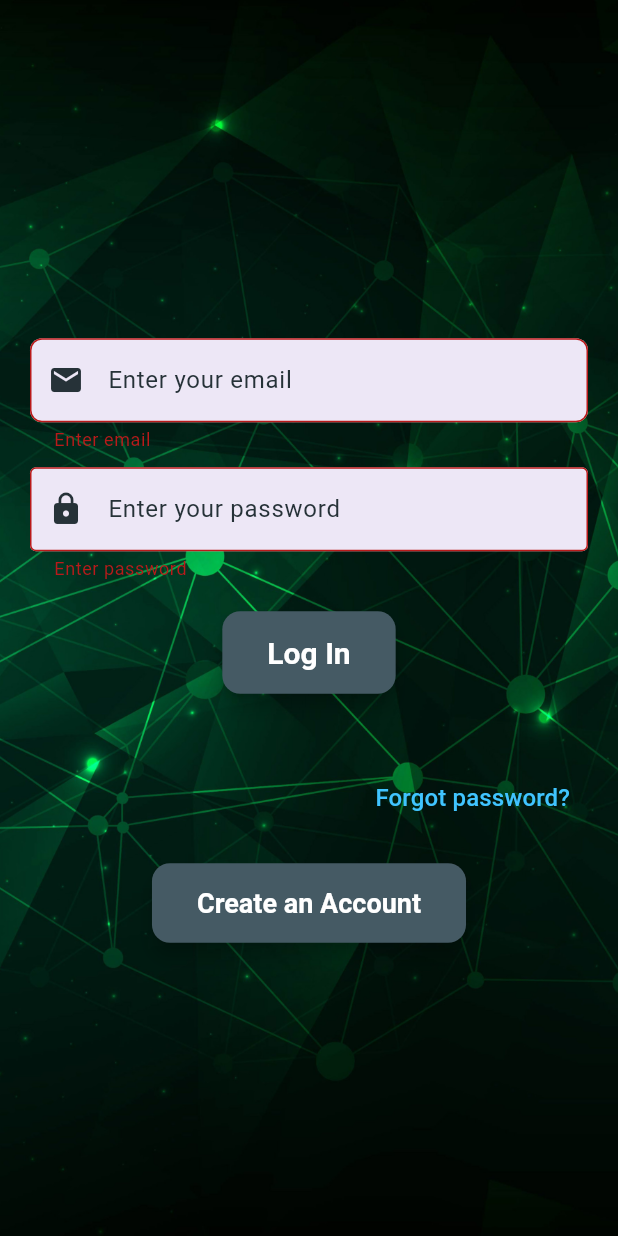
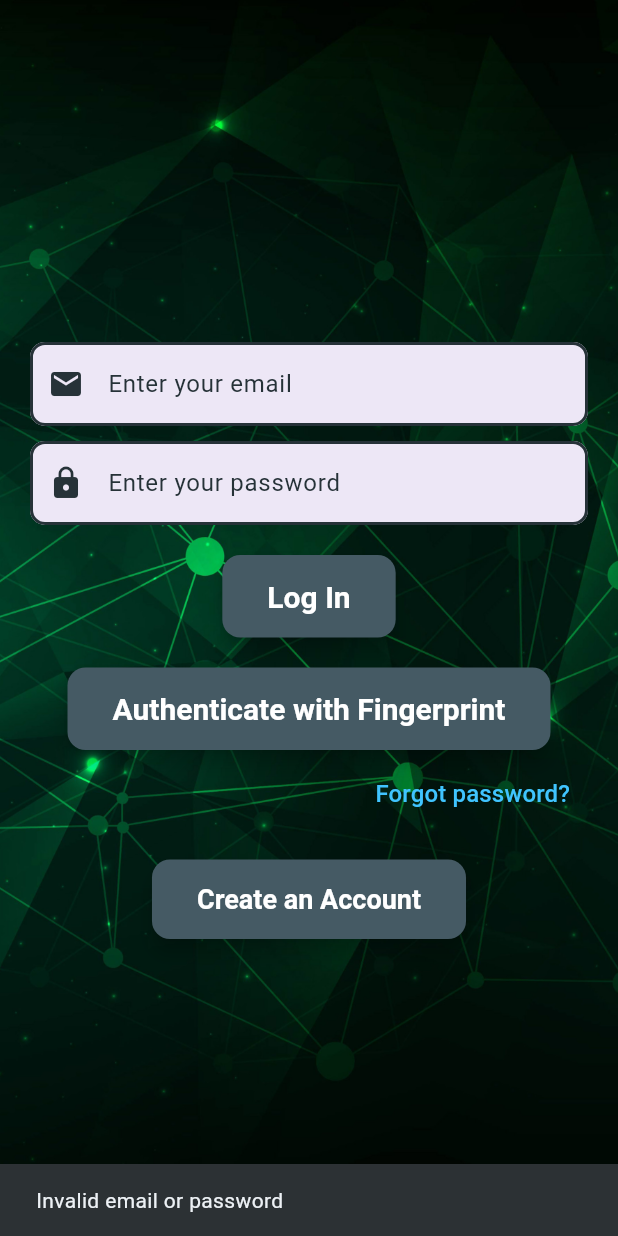
Before and after one commit to MasumBillah00/Fitness-Tracker, a Flutter app: the screen it shows after launch, after a tap on "Log In", on a phone screen of 412 x 824 dp. Run offline on Flutter 3.47's test engine with Material 3 defaults, Android fonts, the phone set to English and light mode, and no system bars; our stand-ins replace bloc, equatable, fl_chart, flutter_bloc, local_auth, sqflite; accounts and stored records are empty.

Commit message:
Finger print is working, Auto log out also working with some bug

```diff
--- a/lib/bloc/login/login_event.dart
+++ b/lib/bloc/login/login_event.dart
@@ -1,10 +1,13 @@
+
+// login_event.dart
 import 'package:equatable/equatable.dart';
+import 'package:flutter/cupertino.dart';
 
 abstract class LoginEvent extends Equatable {
   const LoginEvent();
 
   @override
-  List<Object> get props => [];
+  List<Object?> get props => [];
 }
 
 class EmailChanged extends LoginEvent {
@@ -13,7 +16,7 @@ class EmailChanged extends LoginEvent {
   const EmailChanged(this.email);
 
   @override
-  List<Object> get props => [email];
+  List<Object?> get props => [email];
 }
 
 class PasswordChanged extends LoginEvent {
@@ -22,12 +25,67 @@ class PasswordChanged extends LoginEvent {
   const PasswordChanged(this.password);
 
   @override
-  List<Object> get props => [password];
+  List<Object?> get props => [password];
 }
 
-class LoginSubmitted extends LoginEvent {}
+class LoginSubmitted extends LoginEvent {
+  final BuildContext context; // No longer needed if navigation is in BlocListener
+
+  const LoginSubmitted(this.context);
+
+  @override
+  List<Object?> get props => [context];
+}
 
 class Logout extends LoginEvent {
-  @override
-  List<Object> get props => [];
+  const Logout();  // No arguments needed
 }
+
+class ResetTimerEvent extends LoginEvent {}
+
+
+// import 'package:equatable/equatable.dart';
+// import 'package:flutter/material.dart';
+//
+// abstract class LoginEvent extends Equatable {
+//   const LoginEvent();
+//
+//   @override
+//   List<Object> get props => [];
+// }
+//
+// class EmailChanged extends LoginEvent {
+//   final String email;
+//
+//   const EmailChanged(this.email);
+//
+//   @override
+//   List<Object> get props => [email];
+// }
+//
+// class PasswordChanged extends LoginEvent {
+//   final String password;
+//
+//   const PasswordChanged(this.password);
+//
+//   @override
+//   List<Object> get props => [password];
+// }
+//
+// class LoginSubmitted extends LoginEvent {
+//   final BuildContext context;
+//
+//   const LoginSubmitted(this.context);
+//
+//   @override
+//   List<Object> get props => [context];
+// }
+//
+// class Logout extends LoginEvent {
+//   final BuildContext context;
+//
+//   const Logout(this.context);
+//
+//   @override
+//   List<Object> get props => [context];
+// }
--- a/lib/bloc/login/login_state.dart
+++ b/lib/bloc/login/login_state.dart
@@ -2,7 +2,7 @@ import 'package:equatable/equatable.dart';
 
 enum LoginStatus { initial, loading, success, error, loggedOut }
 
-class LoginState extends Equatable {
+class LoginState {
   final String email;
   final String password;
   final LoginStatus status;
@@ -30,5 +30,53 @@ class LoginState extends Equatable {
   }
 
   @override
-  List<Object> get props => [email, password, status, message];
+  bool operator ==(Object other) =>
+      identical(this, other) ||
+          other is LoginState &&
+              runtimeType == other.runtimeType &&
+              email == other.email &&
+              password == other.password &&
+              status == other.status &&
+              message == other.message;
+
+  @override
+  int get hashCode =>
+      email.hashCode ^
+      password.hashCode ^
+      status.hashCode ^
+      message.hashCode;
 }
+
+
+// enum LoginStatus { initial, loading, success, error, loggedOut }
+//
+// class LoginState extends Equatable {
+//   final String email;
+//   final String password;
+//   final LoginStatus status;
+//   final String message;
+//
+//   const LoginState({
+//     this.email = '',
+//     this.password = '',
+//     this.status = LoginStatus.initial,
+//     this.message = '',
+//   });
+//
+//   LoginState copyWith({
+//     String? email,
+//     String? password,
+//     LoginStatus? status,
+//     String? message,
+//   }) {
+//     return LoginState(
+//       email: email ?? this.email,
+//       password: password ?? this.password,
+//       status: status ?? this.status,
+//       message: message ?? this.message,
+//     );
+//   }
+//
+//   @override
+//   List<Object> get props => [email, password, status, message];
+// }
--- a/lib/main.dart
+++ b/lib/main.dart
@@ -1,30 +1,27 @@
+
 import 'package:fitness_tracker_app/reposotiry/workoutrepository.dart';
-import 'package:fitness_tracker_app/view/screen/home_screen.dart';
-import 'package:fitness_tracker_app/view/login/login_screen.dart';
-import 'package:fitness_tracker_app/widget/theme/apptheme.dart';
 import 'package:flutter/material.dart';
 import 'package:flutter_bloc/flutter_bloc.dart';
 import 'bloc/forgotpassword/forgetpassword_bloc.dart';
 import 'bloc/login/login_bloc.dart';
-import 'bloc/login/login_state.dart';
 import 'bloc/registration/registration_bloc.dart';
 import 'bloc/workout_bloc.dart';
 import 'bloc/workout_event.dart';
 import 'database/login_database.dart';
+import 'myapproot.dart';
 
 void main() async {
   WidgetsFlutterBinding.ensureInitialized();
 
   final dbHelper = LoginDatabaseHelper.instance;
-  final existingUser = await dbHelper.getUser('m.billahkst@gmail.com', '12345');
+  final existingUser = await dbHelper.getUser('m@gmail.com', '12345');
 
   if (existingUser == null) {
-    await dbHelper.insertUser('m.billahkst@gmail.com', '12345');
+    await dbHelper.insertUser('m@gmail.com', '12345');
   }
 
   runApp(const MyApp());
 }
-
 class MyApp extends StatelessWidget {
   const MyApp({super.key});
 
@@ -34,47 +31,102 @@ class MyApp extends StatelessWidget {
       create: (context) => WorkoutRepository(),
       child: MultiBlocProvider(
         providers: [
+          BlocProvider(
+            create: (context) => LoginBloc(LoginDatabaseHelper.instance),
+          ),
           BlocProvider<RegistrationBloc>(
             create: (context) => RegistrationBloc(
               databaseHelper: LoginDatabaseHelper.instance,
             ),
           ),
           BlocProvider(
-            create: (context) => WorkoutBloc(context.read<WorkoutRepository>())
-              ..add(LoadWorkouts()),
-          ),
-          BlocProvider(
-            create: (context) => LoginBloc(LoginDatabaseHelper.instance),
+            create: (context) => WorkoutBloc(context.read<WorkoutRepository>())..add(LoadWorkouts()),
           ),
           BlocProvider(
             create: (context) => ForgotPasswordBloc(LoginDatabaseHelper.instance),
           ),
         ],
-        child: MaterialApp(
-          debugShowCheckedModeBanner: false,
-          title: 'Fitness Tracker App',
-          theme: AppTheme.lightTheme,
-          home: BlocListener<LoginBloc, LoginState>(
-            listener: (context, state) {
-              if (state.status == LoginStatus.loggedOut) {
-                Navigator.pushReplacement(
-                  context,
-                  MaterialPageRoute(builder: (context) => const LoginScreen()),
-                );
-              }
-            },
-            child: BlocBuilder<LoginBloc, LoginState>(
-              builder: (context, state) {
-                if (state.status == LoginStatus.success) {
-                  return const HomeScreen();
-                } else {
-                  return const LoginScreen();
-                }
-              },
-            ),
-          ),
-        ),
+        child: MyAppRoot(),
       ),
     );
   }
 }
+
+
+// // void main() async {
+// //   WidgetsFlutterBinding.ensureInitialized();
+// //
+// //   final dbHelper = LoginDatabaseHelper.instance;
+// //   final existingUser = await dbHelper.getUser('m.billahkst@gmail.com', '12345');
+// //
+// //   if (existingUser == null) {
+// //     await dbHelper.insertUser('m.billahkst@gmail.com', '12345');
+// //   }
+// //
+// //   runApp(const MyApp());
+// // }
+// //
+// // class MyApp extends StatelessWidget {
+// //   const MyApp({super.key});
+// //
+// //   @override
+// //   Widget build(BuildContext context) {
+// //     return RepositoryProvider(
+// //       create: (context) => WorkoutRepository(),
+// //       child: MultiBlocProvider(
+// //         providers: [
+// //           BlocProvider<RegistrationBloc>(
+// //             create: (context) => RegistrationBloc(
+// //               databaseHelper: LoginDatabaseHelper.instance,
+// //             ),
+// //           ),
+// //           BlocProvider(
+// //             create: (context) => WorkoutBloc(context.read<WorkoutRepository>())
+// //               ..add(LoadWorkouts()),
+// //           ),
+// //           BlocProvider(
+// //             create: (context) => LoginBloc(LoginDatabaseHelper.instance),
+// //           ),
+// //           BlocProvider(
+// //             create: (context) => ForgotPasswordBloc(LoginDatabaseHelper.instance),
+// //           ),
+// //         ],
+// //         child: MaterialApp(
+// //           debugShowCheckedModeBanner: false,
+// //           title: 'Fitness Tracker App',
+// //           theme: AppTheme.lightTheme,
+// //           home: BlocListener<LoginBloc, LoginState>(
+// //             listener: (context, state) {
+// //               // if (state.status == LoginStatus.loggedOut) {
+// //               //   print('navigate login screen');
+// //               //   Navigator.of(context).pushAndRemoveUntil(
+// //               //     MaterialPageRoute(builder: (context) => const LoginScreen()),
+// //               //         (route) => false,
+// //               //   );
+// //               // } else
+// //                 if (state.status == LoginStatus.success) {
+// //                 Navigator.pushReplacement(
+// //                   context,
+// //                   MaterialPageRoute(builder: (context) => const HomeScreen()),
+// //                 );
+// //               } else if (state.status == LoginStatus.error) {
+// //                 ScaffoldMessenger.of(context).showSnackBar(
+// //                   SnackBar(content: Text(state.message)),
+// //                 );
+// //               }
+// //             },
+// //             child: BlocBuilder<LoginBloc, LoginState>(
+// //               builder: (context, state) {
+// //                 if (state.status == LoginStatus.success) {
+// //                   return const HomeScreen();
+// //                 } else {
+// //                   return const LoginScreen();
+// //                 }
+// //               },
+// //             ),
+// //           ),
+// //         ),
+// //       ),
+// //     );
+// //   }
+// // }
--- /dev/null
+++ b/lib/myapproot.dart
@@ -0,0 +1,139 @@
+import 'dart:async';
+import 'package:flutter/material.dart';
+import 'package:flutter_bloc/flutter_bloc.dart';
+import 'bloc/login/login_bloc.dart';
+import 'bloc/login/login_event.dart';
+import 'bloc/login/login_state.dart';
+import 'package:fitness_tracker_app/view/login/login_screen.dart';
+import 'package:fitness_tracker_app/view/screen/home_screen.dart';
+import 'package:fitness_tracker_app/widget/theme/apptheme.dart';
+
+class MyAppRoot extends StatefulWidget {
+  @override
+  MyAppRootState createState() => MyAppRootState();
+}
+
+class MyAppRootState extends State<MyAppRoot> {
+  Timer? _rootTimer;
+  final GlobalKey<NavigatorState> _navigatorKey = GlobalKey<NavigatorState>();
+
+  @override
+  void initState() {
+    super.initState();
+  }
+
+  void initializeTimer() {
+    _rootTimer?.cancel(); // Cancel any existing timer
+    const time = Duration(seconds: 20); // Set your desired inactivity time
+    _rootTimer = Timer(time, () {
+      logOutUser();
+    });
+  }
+
+  void logOutUser() {
+    _rootTimer?.cancel();
+    context.read<LoginBloc>().add(Logout());
+
+    // Use navigator key to navigate to the login screen
+    _navigatorKey.currentState?.pushAndRemoveUntil(
+      MaterialPageRoute(builder: (context) => const LoginScreen()),
+          (route) => false, // Remove all previous routes
+    );
+  }
+
+  @override
+  Widget build(BuildContext context) {
+    return MaterialApp(
+      debugShowCheckedModeBanner: false,
+      title: 'Fitness Tracker App',
+      theme: AppTheme.lightTheme,
+      navigatorKey: _navigatorKey,
+      home: BlocListener<LoginBloc, LoginState>(
+        listener: (context, state) {
+          if (state.status == LoginStatus.success) {
+            initializeTimer(); // Start or reset the timer after each login
+            _navigatorKey.currentState?.pushReplacement(
+              MaterialPageRoute(builder: (context) => const HomeScreen()),
+            );
+          } else if (state.status == LoginStatus.loggedOut) {
+            logOutUser();
+          } else if (state.status == LoginStatus.error) {
+            ScaffoldMessenger.of(context).showSnackBar(
+              SnackBar(content: Text(state.message)),
+            );
+          }
+        },
+        child: BlocBuilder<LoginBloc, LoginState>(
+          builder: (context, state) {
+            if (state.status == LoginStatus.success) {
+              return const HomeScreen();
+            } else {
+              return const LoginScreen();
+            }
+          },
+        ),
+      ),
+    );
+  }
+
+
+//   void initializeTimer() {
+//     _rootTimer?.cancel();
+//     const time = Duration(seconds: 20); // Adjust the time as needed
+//     _rootTimer = Timer(time, () {
+//       logOutUser();
+//     });
+//   }
+//
+//   void logOutUser() {
+//     _rootTimer?.cancel();
+//     context.read<LoginBloc>().add(Logout());
+//
+//     // Use navigator key to navigate to the login screen
+//     _navigatorKey.currentState?.pushAndRemoveUntil(
+//       MaterialPageRoute(builder: (context) => const LoginScreen()),
+//           (route) => false, // Remove all previous routes
+//     );
+//   }
+//
+//   @override
+//   Widget build(BuildContext context) {
+//     return MaterialApp(
+//       debugShowCheckedModeBanner: false,
+//       title: 'Fitness Tracker App',
+//       theme: AppTheme.lightTheme,
+//       navigatorKey: _navigatorKey,
+//       home: BlocListener<LoginBloc, LoginState>(
+//         listener: (context, state) {
+//           if (state.status == LoginStatus.success) {
+//             initializeTimer(); // Start the timer after successful login
+//             _navigatorKey.currentState?.pushReplacement(
+//               MaterialPageRoute(builder: (context) => const HomeScreen()),
+//             );
+//           } else if (state.status == LoginStatus.loggedOut) {
+//             logOutUser(); // Ensure this logic is consistent
+//           } else if (state.status == LoginStatus.error) {
+//             ScaffoldMessenger.of(context).showSnackBar(
+//               SnackBar(content: Text(state.message)),
+//             );
+//           }
+//         },
+//         child: BlocBuilder<LoginBloc, LoginState>(
+//           builder: (context, state) {
+//             if (state.status == LoginStatus.success) {
+//               return const HomeScreen();
+//             } else {
+//               return const LoginScreen();
+//             }
+//           },
+//         ),
+//       ),
+//     );
+//   }
+//
+  @override
+  void dispose() {
+    _rootTimer?.cancel();
+    super.dispose();
+  }
+}
--- a/lib/view/login/login_screen.dart
+++ b/lib/view/login/login_screen.dart
@@ -1,11 +1,12 @@
+import 'package:fitness_tracker_app/view/login/registration/registration.dart';
 import 'package:flutter/material.dart';
+import 'package:flutter/services.dart';
 import 'package:flutter_bloc/flutter_bloc.dart';
 import 'package:local_auth/local_auth.dart';
-import 'package:fitness_tracker_app/view/screen/home_screen.dart';
-import 'package:fitness_tracker_app/view/login/registration/registration.dart';
 import '../../../bloc/login/login_bloc.dart';
 import '../../../bloc/login/login_event.dart';
 import '../../../bloc/login/login_state.dart';
+import '../screen/home_screen.dart';
 import 'finger_print_login.dart';
 import 'forgetpassword/forget_password_screen.dart';
 
@@ -24,7 +25,9 @@ class _LoginScreenState extends State<LoginScreen> {
   final _formKey = GlobalKey<FormState>();
   late LoginBloc _loginBloc;
   final LocalAuthentication auth = LocalAuthentication();
-  bool _isFingerprintSupported = false;
+
+  late final LocalAuthentication myauthentication;
+  bool authState = false;
 
   @override
   void initState() {
@@ -32,7 +35,13 @@ class _LoginScreenState extends State<LoginScreen> {
     _loginBloc = context.read<LoginBloc>();
     emailController.addListener(_handleUserInteraction);
     passwordController.addListener(_handleUserInteraction);
-    _checkFingerprintSupport();
+
+    myauthentication = LocalAuthentication();
+    myauthentication.isDeviceSupported().then(
+          (bool myAuth) => setState(() {
+            authState = myAuth;
+          }),
+        );
   }
 
   @override
@@ -50,53 +59,10 @@ class _LoginScreenState extends State<LoginScreen> {
     // Handle any user interaction, if needed
   }
 
-  Future<void> _checkFingerprintSupport() async {
-    final isSupported = await auth.canCheckBiometrics;
-    setState(() {
-      _isFingerprintSupported = isSupported;
-    });
-  }
-
-  Future<void> _authenticateWithFingerprint() async {
-    try {
-      final isAuthenticated = await auth.authenticate(
-        localizedReason: 'Scan your fingerprint to authenticate',
-        options: const AuthenticationOptions(
-          useErrorDialogs: true,
-          stickyAuth: true,
-        ),
-      );
-
-      if (isAuthenticated) {
-        _loginBloc.add(LoginSubmitted()); // Assuming fingerprint authentication is successful
-      }
-    } catch (e) {
-      print('Fingerprint authentication failed: $e');
-      ScaffoldMessenger.of(context).showSnackBar(
-        SnackBar(content: Text('Fingerprint authentication failed')),
-      );
-    }
-  }
-
   @override
   Widget build(BuildContext context) {
     return Scaffold(
-      body: BlocListener<LoginBloc, LoginState>(
-        listener: (context, state) {
-          if (state.status == LoginStatus.success) {
-            Navigator.pushReplacement(
-              context,
-              MaterialPageRoute(builder: (context) => const HomeScreen()),
-            );
-          } else if (state.status == LoginStatus.error) {
-            ScaffoldMessenger.of(context).showSnackBar(
-              SnackBar(content: Text(state.message)),
-            );
-          }
-        },
-        child: BlocBuilder<LoginBloc, LoginState>(
-          builder: (context, state) {
-            return Container(
+      body: Container(
         decoration: const BoxDecoration(
           image: DecorationImage(
             image: AssetImage('assets/images/background1.jpg'),
@@ -107,7 +73,9 @@ class _LoginScreenState extends State<LoginScreen> {
           padding: const EdgeInsets.all(20),
           child: Form(
             key: _formKey,
-                  child: Column(
+            child: BlocBuilder<LoginBloc, LoginState>(
+              builder: (context, state) {
+                return Column(
                   crossAxisAlignment: CrossAxisAlignment.center,
                   mainAxisAlignment: MainAxisAlignment.center,
                   children: [
@@ -174,11 +142,15 @@ class _LoginScreenState extends State<LoginScreen> {
                       style: TextStyle(color: Colors.blueGrey.shade900),
                     ),
                     const SizedBox(height: 20),
+                    // ElevatedButton(
+                    //   onPressed: () {
+                    //     if (_formKey.currentState!.validate()) {
+                    //       _loginBloc.add(const LoginSubmitted());
+                    //     }
+                    //   },
                     ElevatedButton(
                       onPressed: () {
-                          if (_formKey.currentState!.validate()) {
-                            _loginBloc.add(LoginSubmitted());
-                          }
+                        context.read<LoginBloc>().add(LoginSubmitted(context));
                       },
                       child: state.status == LoginStatus.loading
                           ? const CircularProgressIndicator(
@@ -193,25 +165,9 @@ class _LoginScreenState extends State<LoginScreen> {
                             ),
                     ),
                     const SizedBox(height: 20),
-                      if (_isFingerprintSupported)
-                        ElevatedButton.icon(
-                          onPressed: () {
-                            Navigator.push(
-                              context,
-                              MaterialPageRoute(
-                                builder: (context) => const FingerprintSetupScreen(),
-                              ),
-                            );
-                          },
-                          icon: const Icon(Icons.fingerprint),
-                          label: const Text('Set up Fingerprint'),
-                        ),
-                      const SizedBox(height: 20),
-                      if (_isFingerprintSupported)
-                        ElevatedButton.icon(
-                          onPressed: _authenticateWithFingerprint,
-                          icon: const Icon(Icons.fingerprint),
-                          label: const Text('Log in with Fingerprint'),
+                    ElevatedButton(
+                      onPressed: authentication,
+                      child: const Text('Authenticate with Fingerprint'),
                     ),
                     const SizedBox(height: 5),
                     Align(
@@ -250,13 +206,69 @@ class _LoginScreenState extends State<LoginScreen> {
                       ),
                     ),
                   ],
+                );
+              },
+            ),
           ),
         ),
       ),
     );
-          },
+  }
+
+  // Future<void> authentication() async {
+  //   try {
+  //     bool isAuthenticate = await myauthentication.authenticate(
+  //       localizedReason: "local authentication",
+  //       options: const AuthenticationOptions(
+  //         stickyAuth: true,
+  //         biometricOnly: true,
+  //       ),
+  //     );
+  //
+  //     if (isAuthenticate) {
+  //       Navigator.pushReplacement(
+  //         context,
+  //         MaterialPageRoute(builder: (context) => const HomeScreen()), // Navigate to HomeScreen on success
+  //       );
+  //     } else {
+  //       ScaffoldMessenger.of(context).showSnackBar(
+  //         const SnackBar(content: Text('Authentication failed')),
+  //       );
+  //     }
+  //   } on PlatformException catch (e) {
+  //     print(e);
+  //     ScaffoldMessenger.of(context).showSnackBar(
+  //       const SnackBar(content: Text('Authentication error occurred')),
+  //     );
+  //   }
+  // }
+
+  Future<void> authentication() async {
+    try {
+      bool isAuthenticate = await myauthentication.authenticate(
+        localizedReason: "local authentication",
+        options: const AuthenticationOptions(
+          stickyAuth: true,
+          biometricOnly: true,
         ),
-      ),
+      );
+
+      if (isAuthenticate) {
+        context.read<LoginBloc>().add(ResetTimerEvent()); // Reset timer after fingerprint login
+        Navigator.pushReplacement(
+          context,
+          MaterialPageRoute(builder: (context) => const HomeScreen()), // Navigate to HomeScreen on success
+        );
+      } else {
+        ScaffoldMessenger.of(context).showSnackBar(
+          const SnackBar(content: Text('Authentication failed')),
+        );
+      }
+    } on PlatformException catch (e) {
+      print(e);
+      ScaffoldMessenger.of(context).showSnackBar(
+        const SnackBar(content: Text('Authentication error occurred')),
       );
     }
   }
+}
--- a/lib/widget/drawer_widget.dart
+++ b/lib/widget/drawer_widget.dart
@@ -237,8 +237,12 @@ class Fitness_Drawer extends StatelessWidget {
 
                         ),
                       ),
+                      // onTap: () {
+                      //   context.read<LoginBloc>().add(Logout()); // Pass the context here
+                      //   // No need for additional navigation here as it's handled in the BLoC
+                      // },
                       onTap: () {
-                        context.read<LoginBloc>().add(Logout());
+                        context.read<LoginBloc>().add(const Logout());
                         Navigator.pushReplacement(
                           context,
                           MaterialPageRoute(builder: (context) => const LoginScreen()),
--- a/pubspec.yaml
+++ b/pubspec.yaml
@@ -22,6 +22,7 @@ dependencies:
   intl: ^0.19.0
   local_auth: ^2.3.0
 
+
   #charts_flutter: ^0.12.0
 
 dev_dependencies:
```
Also changed, not shown: lib/bloc/login/login_bloc.dart (+80 -17 lines), lib/view/login/finger_print_login.dart (+51 -51 lines), pubspec.lock, 3 other files. Lines whose indentation alone changed are shown as unchanged.
